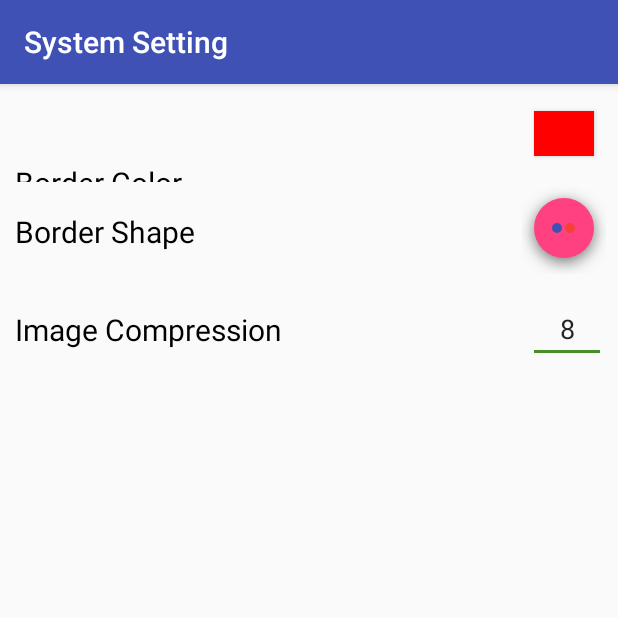
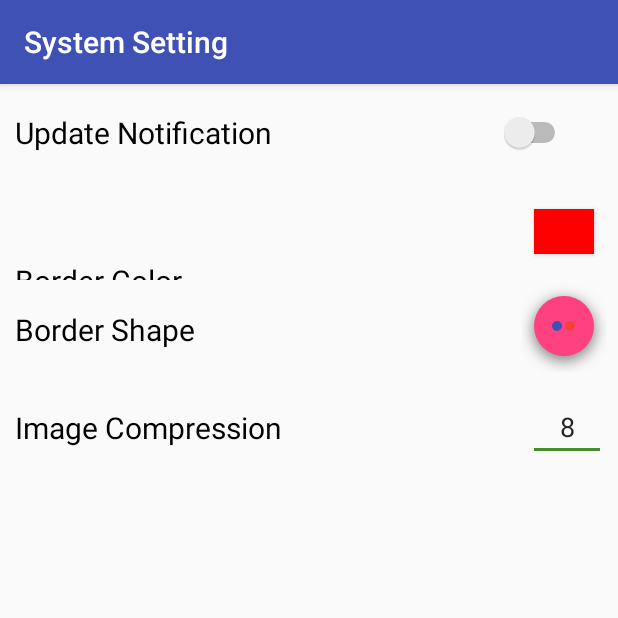
Before and after one commit to lnquy065/OCRTranslate, an Android app: the SystemSettingActivity screen opened directly, with no data from a screen before it, on a phone screen of 412 x 824 dp, the top half of it. Run offline under Robolectric (Android 15) with nearby library versions, the phone set to English and light mode, and no system bars; libraries missing offline, so code that uses them is left out: com.cunoraz.gifview; 3 statements that could not run were skipped.

Commit message:
Show notification setting

```diff
--- a/app/src/main/res/layout/activity_system_setting.xml
+++ b/app/src/main/res/layout/activity_system_setting.xml
@@ -11,7 +11,7 @@
         android:layout_width="match_parent"
         android:layout_height="65dp"
         android:orientation="horizontal"
-        android:visibility="gone">
+        android:visibility="visible">
 
         <TextView
             android:id="@+id/textView4"
```
Also changed, not shown: app/src/main/java/com/bitstudio/aztranslate/SystemSettingActivity.java (+12 -1 lines).
